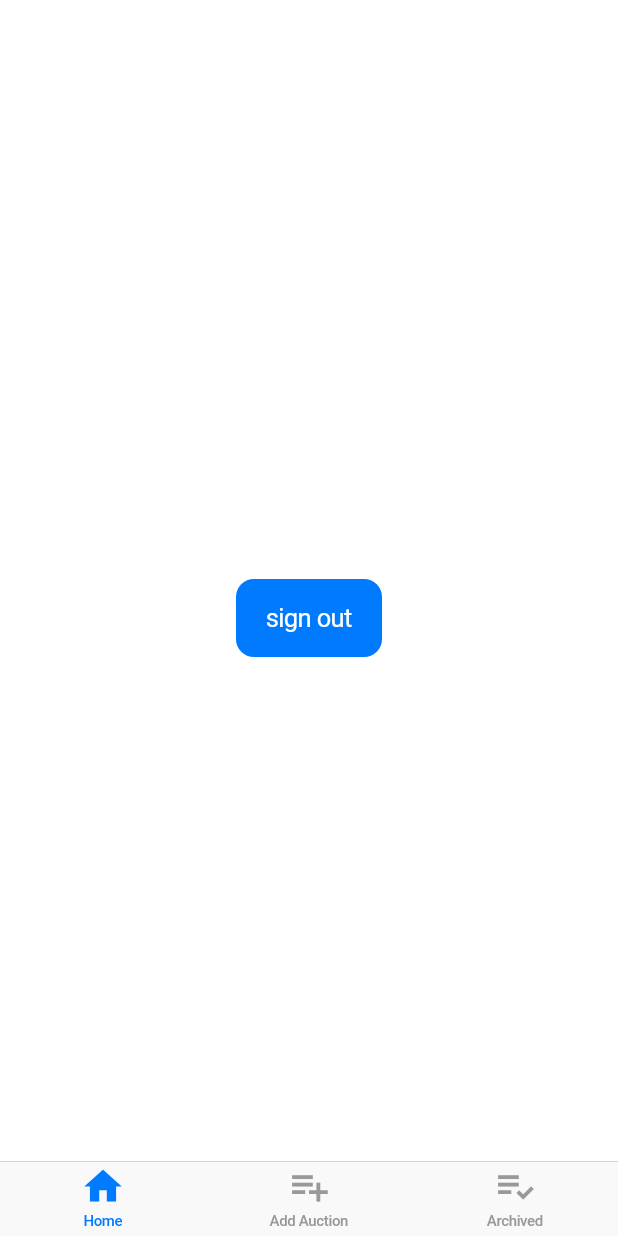
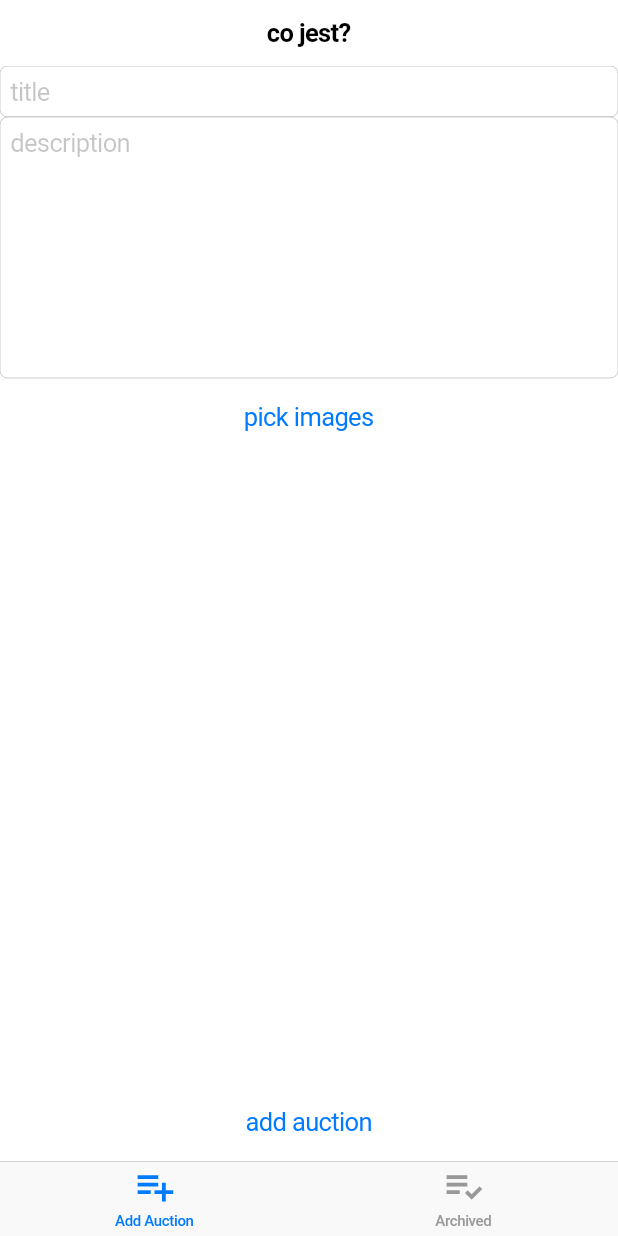
Before and after one commit to PrzChodor/XLO, a Flutter app: the screen it shows once a user with an empty profile is signed in, on a phone screen of 412 x 824 dp. Run offline on Flutter 3.47's test engine with Material 2 defaults, Android fonts, the phone set to English and light mode, and no system bars; our stand-ins replace cloud_firestore, firebase_auth, firebase_core, firebase_storage; missing offline and left inert: multi_image_picker; accounts and stored records are empty.

Commit message:
Add image upload, auction upload

```diff
--- a/lib/authentication/authentication.dart
+++ b/lib/authentication/authentication.dart
@@ -1,43 +1,55 @@
 import 'package:firebase_auth/firebase_auth.dart';
 import 'package:flutter/cupertino.dart';
+import 'package:xlo_auction_app/authentication/authenticationNotification.dart';
 
 class AuthenticationService {
-  final FirebaseAuth _authenticator;
+  final FirebaseAuth _authenticator = FirebaseAuth.instance;
 
-  AuthenticationService(this._authenticator);
+  // singleton
+  static final AuthenticationService _authenticationService =
+      AuthenticationService._internal();
+  factory AuthenticationService() => _authenticationService;
+
+  AuthenticationService._internal();
 
   Stream<User> get authStateChanges => _authenticator.authStateChanges();
-
-  // Future signInAnonymous() async {
-  //   try {
-  //    UserCredential result = await _authenticator.signInAnonymously();
-  //    User user = result.user;
-  //    return user;
-  //   }
-  //   catch(e) {
-  //     return e.message;
-  //   }
-  // }
+  bool get isEmailVerified => _authenticator.currentUser.emailVerified;
 
   Future<void> createUserWithEmail(
       BuildContext context, String email, String password) async {
     await _authenticator.createUserWithEmailAndPassword(
         email: email, password: password);
+
+    if (!_authenticator.currentUser.emailVerified) {
+      _authenticator.currentUser.sendEmailVerification();
+      showAuthenticationNotification(
+          context, 'Verify email', 'Verification link sent to email');
+    }
   }
 
   Future<bool> signInWithEmail(
       BuildContext context, String email, String password) async {
     var isSignedIn = false;
+
     await _authenticator.signInWithEmailAndPassword(
         email: email, password: password);
 
     if (_authenticator.currentUser != null) {
       isSignedIn = true;
     }
+
     return isSignedIn;
   }
 
   Future<void> signOut() async {
     await _authenticator.signOut();
   }
+
+  String getCurrentUserId() {
+    return _authenticator.currentUser.uid;
+  }
+
+  String getCurrentUserEmail() {
+    return _authenticator.currentUser.email;
+  }
 }
--- a/lib/main.dart
+++ b/lib/main.dart
@@ -1,5 +1,6 @@
 import 'package:firebase_auth/firebase_auth.dart';
 import 'package:firebase_core/firebase_core.dart';
+import 'package:firebase_storage/firebase_storage.dart';
 import 'package:flutter/cupertino.dart';
 import 'package:xlo_auction_app/authentication/authentication.dart';
 import 'package:provider/provider.dart';
@@ -19,7 +20,7 @@ class MyApp extends StatelessWidget {
     return MultiProvider(
       providers: [
         Provider<AuthenticationService>(
-          create: (_) => AuthenticationService(FirebaseAuth.instance),
+          create: (_) => AuthenticationService(),
         ),
         StreamProvider(
           create: (context) =>
@@ -40,8 +41,6 @@ class MyApp extends StatelessWidget {
 }
 
 class AuthenticationWrapper extends StatelessWidget {
-  const AuthenticationWrapper({Key key}) : super(key: key);
-
   @override
   Widget build(BuildContext context) {
     final firebaseUser = context.watch<User>();
--- /dev/null
+++ b/lib/model/auction.dart
@@ -0,0 +1,8 @@
+class Auction {
+  final userId;
+  final title;
+  final description;
+  final images;
+
+  Auction(this.userId, this.title, this.description, this.images);
+}
--- /dev/null
+++ b/lib/routes/add_auction.dart
@@ -0,0 +1,165 @@
+import 'dart:developer';
+import 'dart:io';
+import 'package:cloud_firestore/cloud_firestore.dart';
+import 'package:firebase_storage/firebase_storage.dart';
+import 'package:flutter/cupertino.dart';
+import 'package:flutter/services.dart';
+import 'package:multi_image_picker/multi_image_picker.dart';
+import 'package:path_provider/path_provider.dart';
+import 'package:provider/provider.dart';
+import 'package:xlo_auction_app/authentication/authentication.dart';
+
+class AddAuction extends StatefulWidget {
+  @override
+  _AddAuctionState createState() => _AddAuctionState();
+}
+
+class _AddAuctionState extends State<AddAuction> {
+  final TextEditingController titleController = TextEditingController();
+  final TextEditingController descriptionController = TextEditingController();
+  List<Asset> images = <Asset>[];
+  List<String> imageUrls = <String>[];
+
+  @override
+  void dispose() {
+    titleController.dispose();
+    descriptionController.dispose();
+    super.dispose();
+  }
+
+  @override
+  Widget build(BuildContext context) {
+    return CupertinoTabView(
+      builder: (context) {
+        return CupertinoPageScaffold(
+          navigationBar: CupertinoNavigationBar(
+            middle: Text('co jest?'),
+          ),
+          child: SafeArea(
+            child: Column(
+              children: [
+                CupertinoTextField(
+                  controller: titleController,
+                  placeholder: 'title',
+                ),
+                CupertinoTextField(
+                  controller: descriptionController,
+                  placeholder: 'description',
+                  keyboardType: TextInputType.multiline,
+                  maxLines: 8,
+                ),
+                CupertinoButton(
+                  child: Text('pick images'),
+                  onPressed: () => loadAssets(),
+                ),
+                Expanded(child: buildGridView()),
+                CupertinoButton(
+                  child: Text('add auction'),
+                  onPressed: () => addAuction(context),
+                ),
+              ],
+            ),
+          ),
+        );
+      },
+    );
+  }
+
+  Future<void> loadAssets() async {
+    List<Asset> resultList = <Asset>[];
+
+    try {
+      resultList = await MultiImagePicker.pickImages(
+        maxImages: 10,
+        enableCamera: true,
+        selectedAssets: images,
+        cupertinoOptions: CupertinoOptions(takePhotoIcon: "chat"),
+        materialOptions: MaterialOptions(
+          actionBarColor: "#abcdef",
+          actionBarTitle: "Example App",
+          allViewTitle: "All Photos",
+          useDetailsView: false,
+          selectCircleStrokeColor: "#000000",
+        ),
+      );
+    } on Exception catch (e) {
+      log(e.toString());
+    }
+
+    setState(() {
+      images = resultList;
+    });
+  }
+
+  Widget buildGridView() {
+    if (images != null)
+      return GridView.count(
+        crossAxisCount: 4,
+        children: List.generate(images.length, (index) {
+          Asset asset = images[index];
+          return AssetThumb(
+            asset: asset,
+            width: 300,
+            height: 300,
+          );
+        }),
+      );
+    else
+      return Container(color: CupertinoColors.activeBlue);
+  }
+
+  Future<void> addAuction(BuildContext context) async {
+    final _auth = context.read<AuthenticationService>();
+    final _firestore = context.read<FirebaseFirestore>();
+
+    await uploadImages(context);
+
+    CollectionReference _userAuctions = _firestore
+        .collection('users')
+        .doc(_auth.getCurrentUserId())
+        .collection('auctions');
+
+    final documentSnapshot = await _userAuctions.add({
+      'title': titleController.text,
+      'description': descriptionController.text,
+      'email': _auth.getCurrentUserEmail()
+    });
+
+    documentSnapshot.update({'images': FieldValue.arrayUnion(imageUrls)});
+  }
+
+  Future<void> uploadImages(BuildContext context) async {
+    final _auth = Provider.of<AuthenticationService>(context, listen: false);
+    final _storage = Provider.of<FirebaseStorage>(context, listen: false);
+    final loggedUser = _auth.getCurrentUserId();
+
+    for (var imageAsset in images) {
+      final imageName = imageAsset.name;
+      File imageFile = await getImageFileFromAssets(imageAsset);
+
+      final taskSnapshot = await _storage
+          .ref()
+          .child('$loggedUser/$imageName')
+          .putFile(imageFile);
+
+      final imageUrl = await taskSnapshot.ref.getDownloadURL();
+
+      setState(() {
+        imageUrls.add(imageUrl);
+      });
+    }
+  }
+
+  Future<File> getImageFileFromAssets(Asset asset) async {
+    final byteData = await asset.getByteData();
+
+    final tempFile =
+        File("${(await getTemporaryDirectory()).path}/${asset.name}");
+    final file = await tempFile.writeAsBytes(
+      byteData.buffer
+          .asUint8List(byteData.offsetInBytes, byteData.lengthInBytes),
+    );
+
+    return file;
+  }
+}
--- a/lib/routes/home.dart
+++ b/lib/routes/home.dart
@@ -1,32 +1,33 @@
+import 'package:cloud_firestore/cloud_firestore.dart';
+import 'package:firebase_auth/firebase_auth.dart';
+import 'package:firebase_storage/firebase_storage.dart';
 import 'package:flutter/cupertino.dart';
 import 'package:flutter/material.dart';
 import 'package:provider/provider.dart';
 import 'package:xlo_auction_app/authentication/authentication.dart';
+import 'package:xlo_auction_app/routes/add_auction.dart';
+import 'package:xlo_auction_app/routes/archive_auction.dart';
 
-class HomePage extends StatefulWidget {
-  @override
-  _HomePageState createState() => _HomePageState();
-}
-
-class _HomePageState extends State<HomePage> {
-  int _selectedNavigationIndex = 0;
-
-  void _navigationSelect(int index) {
-    setState(() {
-      _selectedNavigationIndex = index;
-    });
-  }
+class HomePage extends StatelessWidget {
+  final List<Widget> _pages = [AddAuction(), ArchiveAuction()];
 
   @override
   Widget build(BuildContext context) {
-    return CupertinoTabScaffold(
+    return MultiProvider(
+        providers: [
+          Provider<FirebaseFirestore>(
+            create: (_) => FirebaseFirestore.instance,
+          ),
+          Provider<FirebaseStorage>(
+            create: (_) => FirebaseStorage.instance,
+          ),
+          Provider<AuthenticationService>(
+            create: (_) => AuthenticationService(),
+          ),
+        ],
+        child: CupertinoTabScaffold(
           tabBar: CupertinoTabBar(
-        onTap: _navigationSelect,
             items: const [
-          BottomNavigationBarItem(
-            icon: Icon(Icons.home),
-            label: 'Home',
-          ),
               BottomNavigationBarItem(
                 icon: Icon(Icons.playlist_add),
                 label: 'Add Auction',
@@ -38,19 +39,8 @@ class _HomePageState extends State<HomePage> {
             ],
           ),
           tabBuilder: (context, index) {
-        return CupertinoPageScaffold(
-            child: Center(
-                child: CupertinoButton(
-          onPressed: () {
-            context.read<AuthenticationService>().signOut();
+            return _pages[index];
           },
-          child: const Text(
-            'sign out',
-            style: TextStyle(color: CupertinoColors.white),
-          ),
-          color: CupertinoColors.activeBlue,
-        )));
-      },
-    );
+        ));
   }
 }
```
Also changed, not shown: lib/authentication/authenticationNotification.dart (renamed from lib/authentication/authenticationError.dart, +7 -5 lines), lib/routes/archive_auction.dart (added, +23 -0 lines), lib/routes/register.dart (+31 -18 lines), lib/routes/signIn.dart (+41 -24 lines), pubspec.yaml (+7 -2 lines), pubspec.lock, 1 other file. Lines whose indentation alone changed are shown as unchanged.
